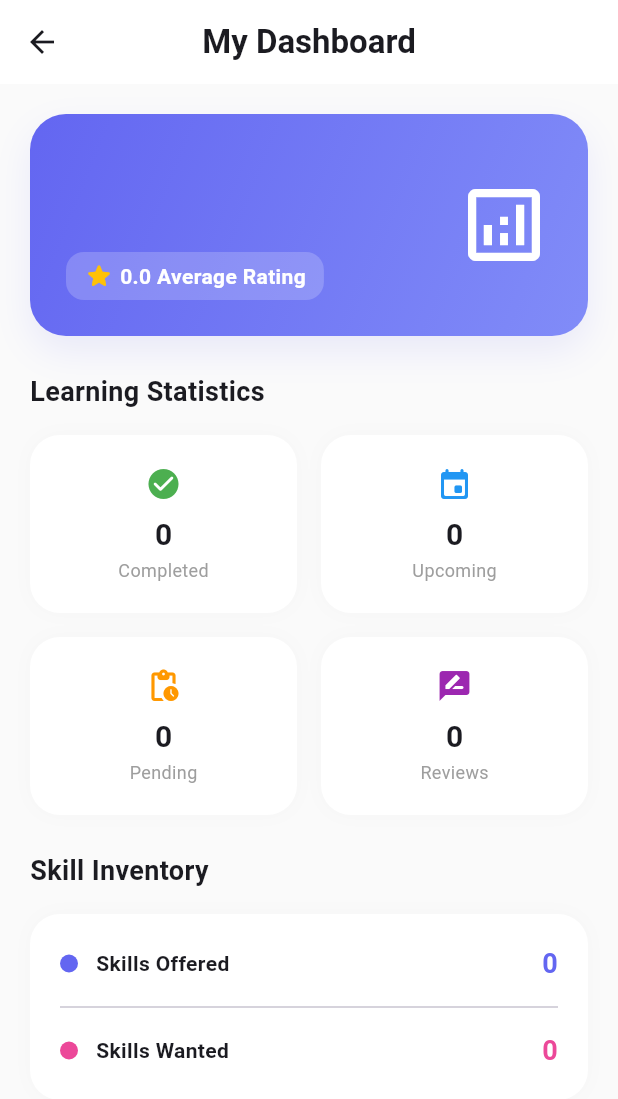
After one commit to SachinthaAbeygunasekara/learnxchange-mobile-app, a Flutter app: the screen it shows once a user with an empty profile is signed in, item 5 of the bottom bar chosen, after a tap on the "dashboard customize" icon, on a phone screen of 412 x 824 dp. The commit adds this screen. Shown: the top 1099 px of the screen. Run offline on Flutter 3.47's test engine with Material 3 defaults, Android fonts, the phone set to English and light mode, and no system bars; our stand-ins replace cloud_firestore, firebase_auth, firebase_core, image_picker; accounts and stored records are empty.

Commit message:
feat: implement user dashboard and learning statistics

```diff
--- /dev/null
+++ b/lib/screens/profile/dashboard_screen.dart
@@ -0,0 +1,223 @@
+import 'package:firebase_auth/firebase_auth.dart';
+import 'package:flutter/material.dart';
+import 'package:learnxchange/models/user_model.dart';
+import 'package:learnxchange/models/session_model.dart';
+import 'package:learnxchange/models/request_model.dart';
+import 'package:learnxchange/services/user_service.dart';
+import 'package:learnxchange/services/session_service.dart';
+import 'package:learnxchange/services/request_service.dart';
+import 'package:cloud_firestore/cloud_firestore.dart';
+
+class DashboardScreen extends StatelessWidget {
+  const DashboardScreen({super.key});
+
+  @override
+  Widget build(BuildContext context) {
+    final uid = FirebaseAuth.instance.currentUser?.uid ?? '';
+    final userService = UserService();
+    final sessionService = SessionService();
+    final requestService = RequestService();
+
+    return Scaffold(
+      backgroundColor: Colors.grey[50],
+      appBar: AppBar(
+        title: const Text('My Dashboard', style: TextStyle(fontWeight: FontWeight.bold)),
+        backgroundColor: Colors.white,
+        elevation: 0,
+        centerTitle: true,
+      ),
+      body: StreamBuilder<UserModel>(
+        stream: userService.getUserData(uid),
+        builder: (context, userSnapshot) {
+          if (!userSnapshot.hasData) {
+            return const Center(child: CircularProgressIndicator());
+          }
+
+          final user = userSnapshot.data!;
+
+          return SingleChildScrollView(
+            padding: const EdgeInsets.all(20),
+            child: Column(
+              crossAxisAlignment: CrossAxisAlignment.start,
+              children: [
+                _buildOverviewCard(user),
+                const SizedBox(height: 24),
+                const Text(
+                  'Learning Statistics',
+                  style: TextStyle(fontSize: 18, fontWeight: FontWeight.bold),
+                ),
+                const SizedBox(height: 16),
+                _buildStatsGrid(uid, sessionService, requestService, user),
+                const SizedBox(height: 24),
+                const Text(
+                  'Skill Inventory',
+                  style: TextStyle(fontSize: 18, fontWeight: FontWeight.bold),
+                ),
+                const SizedBox(height: 16),
+                _buildSkillInventory(user),
+              ],
+            ),
+          );
+        },
+      ),
+    );
+  }
+
+  Widget _buildOverviewCard(UserModel user) {
+    return Container(
+      padding: const EdgeInsets.all(24),
+      decoration: BoxDecoration(
+        gradient: const LinearGradient(
+          colors: [Color(0xFF6366F1), Color(0xFF818CF8)],
+          begin: Alignment.topLeft,
+          end: Alignment.bottomRight,
+        ),
+        borderRadius: BorderRadius.circular(24),
+        boxShadow: [
+          BoxShadow(
+            color: const Color(0xFF6366F1).withAlpha(30),
+            blurRadius: 20,
+            offset: const Offset(0, 10),
+          ),
+        ],
+      ),
+      child: Row(
+        children: [
+          Expanded(
+            child: Column(
+              crossAxisAlignment: CrossAxisAlignment.start,
+              children: [
+                Text(
+                  user.name,
+                  style: const TextStyle(color: Colors.white, fontSize: 22, fontWeight: FontWeight.bold),
+                ),
+                const SizedBox(height: 4),
+                Text(
+                  user.role.toUpperCase(),
+                  style: TextStyle(color: Colors.white.withAlpha(200), fontSize: 12, fontWeight: FontWeight.w600, letterSpacing: 1),
+                ),
+                const SizedBox(height: 16),
+                Container(
+                  padding: const EdgeInsets.symmetric(horizontal: 12, vertical: 6),
+                  decoration: BoxDecoration(
+                    color: Colors.white.withAlpha(50),
+                    borderRadius: BorderRadius.circular(12),
+                  ),
+                  child: Row(
+                    mainAxisSize: MainAxisSize.min,
+                    children: [
+                      const Icon(Icons.star_rounded, color: Colors.amber, size: 20),
+                      const SizedBox(width: 4),
+                      Text(
+                        '${user.rating.toStringAsFixed(1)} Average Rating',
+                        style: const TextStyle(color: Colors.white, fontWeight: FontWeight.bold),
+                      ),
+                    ],
+                  ),
+                ),
+              ],
+            ),
+          ),
+          const Icon(Icons.analytics_outlined, color: Colors.white, size: 64),
+        ],
+      ),
+    );
+  }
+
+  Widget _buildStatsGrid(String uid, SessionService ss, RequestService rs, UserModel user) {
+    return GridView.count(
+      shrinkWrap: true,
+      physics: const NeverScrollableScrollPhysics(),
+      crossAxisCount: 2,
+      mainAxisSpacing: 16,
+      crossAxisSpacing: 16,
+      childAspectRatio: 1.5,
+      children: [
+        StreamBuilder<List<SessionModel>>(
+          stream: ss.getUserSessions(uid),
+          builder: (context, snapshot) {
+            final count = snapshot.data?.where((s) => s.status == SessionStatus.completed).length ?? 0;
+            return _buildStatCard('Completed', count.toString(), Icons.check_circle_rounded, Colors.green);
+          },
+        ),
+        StreamBuilder<List<SessionModel>>(
+          stream: ss.getUserSessions(uid),
+          builder: (context, snapshot) {
+            final count = snapshot.data?.where((s) => s.status == SessionStatus.scheduled).length ?? 0;
+            return _buildStatCard('Upcoming', count.toString(), Icons.event_rounded, Colors.blue);
+          },
+        ),
+        StreamBuilder<List<RequestModel>>(
+          stream: rs.getIncomingRequests(uid),
+          builder: (context, snapshot) {
+            final count = snapshot.data?.where((r) => r.status == RequestStatus.pending).length ?? 0;
+            return _buildStatCard('Pending', count.toString(), Icons.pending_actions_rounded, Colors.orange);
+          },
+        ),
+        _buildStatCard('Reviews', user.ratingCount.toString(), Icons.rate_review_rounded, Colors.purple),
+      ],
+    );
+  }
+
+  Widget _buildStatCard(String label, String value, IconData icon, Color color) {
+    return Container(
+      padding: const EdgeInsets.all(16),
+      decoration: BoxDecoration(
+        color: Colors.white,
+        borderRadius: BorderRadius.circular(20),
+        boxShadow: [BoxShadow(color: Colors.black.withAlpha(5), blurRadius: 10)],
+      ),
+      child: Column(
+        mainAxisAlignment: MainAxisAlignment.center,
+        children: [
+          Icon(icon, color: color, size: 24),
+          const SizedBox(height: 8),
+          Text(value, style: const TextStyle(fontSize: 20, fontWeight: FontWeight.bold)),
+          Text(label, style: TextStyle(color: Colors.grey[500], fontSize: 12)),
+        ],
+      ),
+    );
+  }
+
+  Widget _buildSkillInventory(UserModel user) {
+    return Container(
+      width: double.infinity,
+      padding: const EdgeInsets.all(20),
+      decoration: BoxDecoration(
+        color: Colors.white,
+        borderRadius: BorderRadius.circular(20),
+        boxShadow: [BoxShadow(color: Colors.black.withAlpha(5), blurRadius: 10)],
+      ),
+      child: Column(
+        children: [
+          _buildSkillRow('Skills Offered', user.offeredSkills.length.toString(), const Color(0xFF6366F1)),
+          const Divider(height: 32),
+          _buildSkillRow('Skills Wanted', user.wantedSkills.length.toString(), const Color(0xFFEC4899)),
+        ],
+      ),
+    );
+  }
+
+  Widget _buildSkillRow(String label, String count, Color color) {
+    return Row(
+      mainAxisAlignment: MainAxisAlignment.spaceBetween,
+      children: [
+        Row(
+          children: [
+            Container(
+              width: 12,
+              height: 12,
+              decoration: BoxDecoration(color: color, shape: BoxShape.circle),
+            ),
+            const SizedBox(width: 12),
+            Text(label, style: const TextStyle(fontWeight: FontWeight.w600)),
+          ],
+        ),
+        Text(
+          count,
+          style: TextStyle(color: color, fontWeight: FontWeight.bold, fontSize: 18),
+        ),
+      ],
+    );
+  }
+}
--- a/lib/screens/profile/profile_screen.dart
+++ b/lib/screens/profile/profile_screen.dart
@@ -5,6 +5,7 @@ import 'package:learnxchange/models/review_model.dart';
 import 'package:learnxchange/models/user_model.dart';
 import 'package:learnxchange/screens/profile/edit_profile_screen.dart';
 import 'package:learnxchange/services/user_service.dart';
+import 'package:learnxchange/screens/profile/dashboard_screen.dart';
 import 'package:intl/intl.dart';
 
 class ProfileScreen extends StatelessWidget {
@@ -42,11 +43,22 @@ class ProfileScreen extends StatelessWidget {
         backgroundColor: Colors.white,
         elevation: 0,
         actions: [
-          if (isOwnProfile)
+          if (isOwnProfile) ...[
+            IconButton(
+              icon: const Icon(Icons.dashboard_customize_outlined, color: Color(0xFF6366F1)),
+              tooltip: 'Dashboard',
+              onPressed: () {
+                Navigator.push(
+                  context,
+                  MaterialPageRoute(builder: (context) => const DashboardScreen()),
+                );
+              },
+            ),
             IconButton(
               icon: const Icon(Icons.settings_outlined),
               onPressed: () {},
             ),
+          ],
         ],
       ),
       body: StreamBuilder<UserModel>(
--- a/lib/screens/sessions/requests_screen.dart
+++ b/lib/screens/sessions/requests_screen.dart
@@ -10,7 +10,6 @@ import 'package:learnxchange/services/session_service.dart';
 import 'package:intl/intl.dart';
 import 'package:learnxchange/widgets/rating_dialog.dart';
 import 'package:learnxchange/services/user_service.dart';
-import 'package:learnxchange/models/user_model.dart';
 
 class RequestsScreen extends StatelessWidget {
   const RequestsScreen({super.key});
--- a/lib/screens/sessions/sessions_screen.dart
+++ b/lib/screens/sessions/sessions_screen.dart
@@ -5,7 +5,6 @@ import 'package:learnxchange/models/session_model.dart';
 import 'package:learnxchange/services/session_service.dart';
 import 'package:learnxchange/models/user_model.dart';
 import 'package:learnxchange/services/user_service.dart';
-import 'package:learnxchange/services/request_service.dart';
 import 'package:learnxchange/models/request_model.dart';
 import 'package:learnxchange/widgets/rating_dialog.dart';
 import 'package:intl/intl.dart';
```
